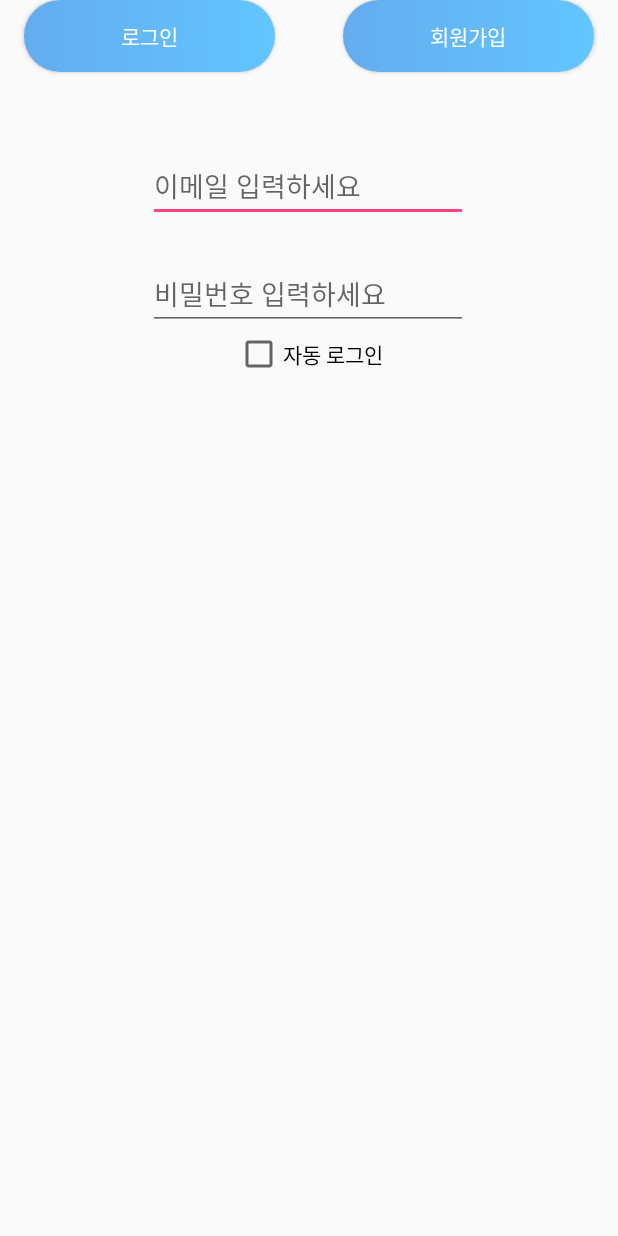
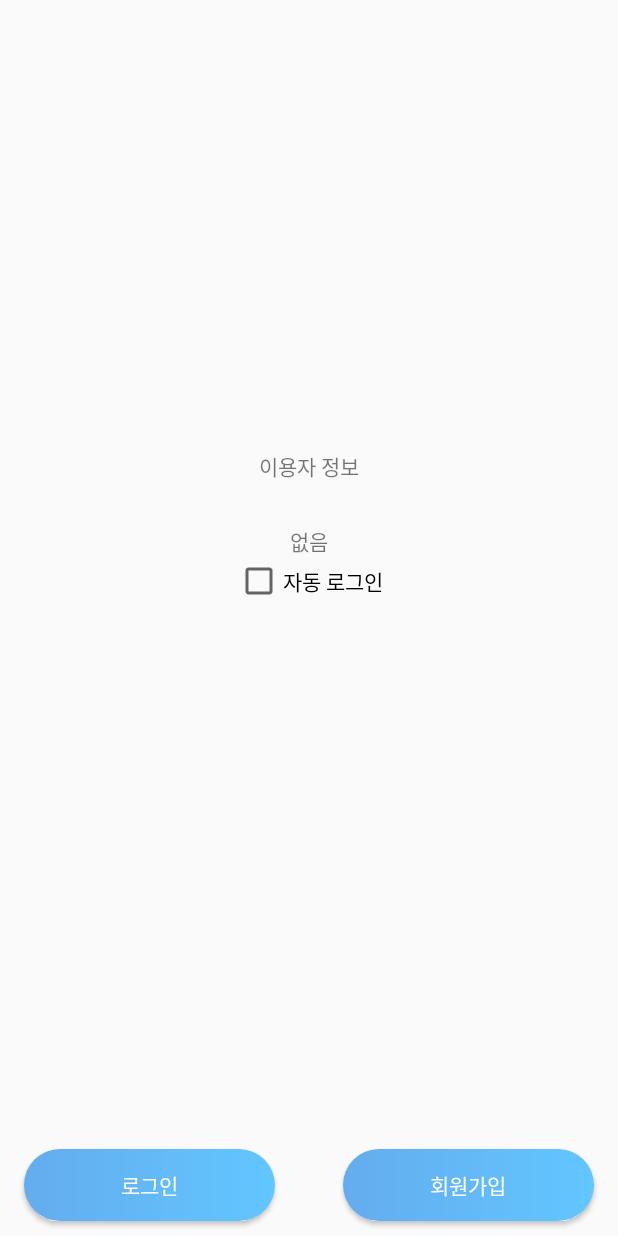
Before and after one commit to nikname39/BleScan, an Android app: the MainActivity2 screen opened directly, with no data from a screen before it, on a phone screen of 412 x 824 dp. Run offline under Robolectric (Android 15) with nearby library versions, the phone set to English and light mode, and no system bars; our stand-ins replace Firebase (no records; nobody signed in at launch, a user with empty details on screens opened directly); 1 statement that could not run was skipped.

```diff
--- a/app/src/main/java/com/minewbeacon/blescan/demo/MainActivity2.java
+++ b/app/src/main/java/com/minewbeacon/blescan/demo/MainActivity2.java
@@ -36,8 +36,12 @@ import com.google.android.gms.tasks.OnCompleteListener;
 import com.google.android.gms.tasks.Task;
 import com.google.firebase.auth.AuthResult;
 import com.google.firebase.auth.FirebaseAuth;
+import com.google.firebase.auth.FirebaseUser;
+import com.google.firebase.database.DataSnapshot;
+import com.google.firebase.database.DatabaseError;
 import com.google.firebase.database.DatabaseReference;
 import com.google.firebase.database.FirebaseDatabase;
+import com.google.firebase.database.ValueEventListener;
 import com.minew.beacon.BeaconValueIndex;
 import com.minew.beacon.BluetoothState;
 import com.minew.beacon.MinewBeacon;
@@ -62,10 +66,13 @@ public class MainActivity2 extends AppCompatActivity {
     private FirebaseAuth mFirebaseAuth;
     private DatabaseReference mDatabaseRef;
     private EditText mEtEmail, mEtPwd;
+    private TextView mUserName;
     private Context mContext;
     private CheckBox mCheckbox;
     private Button mLogin, mRegister;
     private int state;
+
+
 
 
     private MinewBeaconManager mMinewBeaconManager;
@@ -77,9 +84,10 @@ public class MainActivity2 extends AppCompatActivity {
         setContentView(R.layout.activity_main2);
         //MA.finish();
         //Toast.makeText(MainActivity2.this, "블루젠트 이동", Toast.LENGTH_SHORT).show();
+        String androidId = Settings.Secure.getString(this.getContentResolver(), Settings.Secure.ANDROID_ID);
 
-        String androidId = Settings.Secure.getString(this.getContentResolver(), Settings.Secure.ANDROID_ID);
-        Toast.makeText(this, androidId, Toast.LENGTH_SHORT).show();
+
+
 
         ProgressBar progressBar = findViewById(R.id.progressBar);
         progressBar.setIndeterminate(true);
@@ -89,28 +97,19 @@ public class MainActivity2 extends AppCompatActivity {
         mFirebaseAuth = FirebaseAuth.getInstance();
         mDatabaseRef = FirebaseDatabase.getInstance().getReference("bluzent");
 
-        mEtEmail = findViewById(R.id.Lg_email);
-        mEtPwd = findViewById(R.id.Lg_pwd);
+        //mEtEmail = findViewById(R.id.Lg_email);
+        //mEtPwd = findViewById(R.id.Lg_pwd);
         mCheckbox = findViewById(R.id.autoLogin);
         mContext = this;
+        mUserName = findViewById(R.id.userName);
 
-        // 자동로그인 확인
-        boolean check = PreferenceManager.getBoolean(mContext, "checked");
-
-        if (String.valueOf(check).equals("true")) {
-            mCheckbox.setChecked(true);
-            mEtEmail.setText(PreferenceManager.getString(mContext, "ID"));
-            mEtPwd.setText(PreferenceManager.getString(mContext, "PW"));
-        } else {
-            mCheckbox.setChecked(false);
-            mEtEmail.setText("");
-            mEtPwd.setText("");
-        }
 
         //블루투스, 위치권한 체크
         mMinewBeaconManager = MinewBeaconManager.getInstance(this);
         checkBluetooth();
         checkLocationPermition();
+        checkSSAID();
+        checkAutologin();
 
     }
 
@@ -155,10 +154,71 @@ public class MainActivity2 extends AppCompatActivity {
         Intent enableIntent = new Intent(BluetoothAdapter.ACTION_REQUEST_ENABLE);
     }
 
+    // SSAID 정보 가져오기
+    /**
+     * check SSAID state
+     */
+    private void checkSSAID() {
+
+        String androidId = Settings.Secure.getString(this.getContentResolver(), Settings.Secure.ANDROID_ID);
+        mFirebaseAuth = FirebaseAuth.getInstance();
+        mDatabaseRef = FirebaseDatabase.getInstance().getReference("bluzent");
+
+        FirebaseUser firebaseUser = mFirebaseAuth.getCurrentUser();
+
+        UserAccount account = new UserAccount();  //VO
+        account.setIdToken(firebaseUser.getUid());
+        account.setEmailId(firebaseUser.getEmail());
+        account.setAndroid_Id(androidId);
+
+        mDatabaseRef.child("UserAccount").child(androidId).child("name").addValueEventListener(new ValueEventListener() {
+            @Override
+            public void onDataChange(@NonNull DataSnapshot datasnapshot1) {
+                String value1 = datasnapshot1.getValue(String.class);
+
+                if (value1 == null) {
+                    Toast.makeText(MainActivity2.this, "가입 정보가 없습니다. 회원가입 바랍니다.", Toast.LENGTH_SHORT).show();
+                    PreferenceManager.setBoolean(mContext, "checked", false);
+
+                } else {
+                    Toast.makeText(MainActivity2.this, "SSAID 불러오기 성공", Toast.LENGTH_SHORT).show();
+                    mUserName.setText(value1);
+                }
+            }
+            @Override
+            public void onCancelled(@NonNull DatabaseError error) {
+
+            }
+        });
+
+    }
+
+    //자동로그인 설정
+    private  void checkAutologin() {
+        //자동로그인 확인
+
+        Boolean check = PreferenceManager.getBoolean(mContext, "checked");
+        if (check == null) {
+            PreferenceManager.setBoolean(mContext, "checked", false);
+        } else {
+            if (String.valueOf(check).equals("true")) {
+                mCheckbox.setChecked(true);
+                Button mLogin = (Button) findViewById(R.id.btn_login);
+                mLogin.callOnClick();
+
+            } else {
+                mCheckbox.setChecked(false);
+            }
+        }
+
+    }
+
+
 
 
     //로그인 버튼
     public void myListener(View target) {
+        String androidId = Settings.Secure.getString(this.getContentResolver(), Settings.Secure.ANDROID_ID);
 
 //        Toast.makeText(getApplicationContext(), "스캔1.", Toast.LENGTH_SHORT).show();
 //        Button mLogin = (Button) findViewById(R.id.btn_login);
@@ -235,12 +295,13 @@ public class MainActivity2 extends AppCompatActivity {
                     public void run() {
                         Collections.sort(minewBeacons, comp);
                         Log.e("스테이트 상태", state + "");
+                        dialog = new ProgressDialog(MainActivity2.this);
+                        dialog.setProgressStyle(ProgressDialog.STYLE_SPINNER);
+                        dialog.setMessage("비콘 신호를 확인하는 중입니다.");
+                        dialog.show();
 
                         for (MinewBeacon minewBeacon : minewBeacons) {
-                            dialog = new ProgressDialog(MainActivity2.this);
-                            dialog.setProgressStyle(ProgressDialog.STYLE_SPINNER);
-                            dialog.setMessage("로그인 정보를 확인하는 중입니다.");
-                            dialog.show();
+
 
                             String deviceName = minewBeacon.getBeaconValue(BeaconValueIndex.MinewBeaconValueIndex_Name).getStringValue();
                             //String deviceName = "luzent";
@@ -255,41 +316,56 @@ public class MainActivity2 extends AppCompatActivity {
                             if(deviceName.equals(Name)){
                                 //Toast.makeText(getApplicationContext(), "로그인 정보 체크중.", Toast.LENGTH_SHORT).show();
                                 //로그인 정보 체크
-                                String strEmail = mEtEmail.getText().toString();
-                                String strPwd = mEtPwd.getText().toString();
+                                dialog.setMessage("로그인 정보를 확인하는 중입니다.");
+
                                 try {
-                                    mFirebaseAuth.signInWithEmailAndPassword(strEmail, strPwd).addOnCompleteListener(MainActivity2.this, new OnCompleteListener<AuthResult>() {
+                                    mFirebaseAuth = FirebaseAuth.getInstance();
+                                    mDatabaseRef = FirebaseDatabase.getInstance().getReference("bluzent");
+
+                                    FirebaseUser firebaseUser = mFirebaseAuth.getCurrentUser();
+
+                                    UserAccount account = new UserAccount();  //VO
+                                    account.setIdToken(firebaseUser.getUid());
+                                    account.setEmailId(firebaseUser.getEmail());
+                                    account.setAndroid_Id(androidId);
+
+                                    mDatabaseRef.child("UserAccount").child(androidId).child("android_Id").addValueEventListener(new ValueEventListener() {
                                         @Override
-                                        public void onComplete(@NonNull Task<AuthResult> task) {
-                                            if (task.isSuccessful()) {
+                                        public void onDataChange(@NonNull DataSnapshot datasnapshot1) {
+                                            String value1 = datasnapshot1.getValue(String.class);
+
+                                            if (value1 == null){
+                                                PreferenceManager.setBoolean(mContext, "checked", false);
+                                                Toast.makeText(getApplicationContext(), "회원가입 바랍니다.", Toast.LENGTH_SHORT).show();
+                                                mMinewBeaconManager.stopScan();
+                                                ActivityCompat.finishAffinity(MainActivity2.this);
+                                            } else {
+                                                if (value1.equals(androidId)) {
                                                     // 로그인 성공
                                                     Toast.makeText(MainActivity2.this, "로그인 성공", Toast.LENGTH_SHORT).show();
                                                     dialog.dismiss();
 
-                                                String strEmail = mEtEmail.getText().toString();
-                                                String strPwd = mEtPwd.getText().toString();
+                                                    CheckBox Autologin = findViewById(R.id.autoLogin);
 
-                                                CheckBox Autologin = findViewById(R.id.autoLogin);
-                                                boolean checked = Autologin.isChecked();
-                                                if (checked) {
-                                                    PreferenceManager.setString(mContext, "ID", strEmail);
-                                                    PreferenceManager.setString(mContext, "PW", strPwd);
-                                                    PreferenceManager.setBoolean(mContext, "checked", true);
-                                                } else {
-                                                    PreferenceManager.setString(mContext, "ID", "");
-                                                    PreferenceManager.setString(mContext, "PW", "");
-                                                    PreferenceManager.setBoolean(mContext, "checked", false);
-                                                }
                                                     mMinewBeaconManager.stopScan();
                                                     Intent intent = new Intent(getApplicationContext(), attendance.class);
                                                     startActivity(intent);
                                                     finish();
+
                                                 } else {
-                                                Toast.makeText(MainActivity2.this, "로그인 실패", Toast.LENGTH_SHORT).show();
+                                                    Toast.makeText(getApplicationContext(), "정보를 입력해주세요.", Toast.LENGTH_SHORT).show();
                                                     mMinewBeaconManager.stopScan();
                                                 }
                                             }
+
+                                        }
+                                        @Override
+                                        public void onCancelled(@NonNull DatabaseError error) {
+
+                                        }
                                     });
+
+
                                 } catch (Exception e) {
                                     Toast.makeText(getApplicationContext(), "정보를 입력해주세요.", Toast.LENGTH_SHORT).show();
                                     mMinewBeaconManager.stopScan();
@@ -338,33 +414,19 @@ public class MainActivity2 extends AppCompatActivity {
     //회원가입 버튼
     public void myListener2(View target) {
 
-        String strEmail = mEtEmail.getText().toString();
-        String strPwd = mEtPwd.getText().toString();
-
         CheckBox Autologin = findViewById(R.id.autoLogin);
-        Autologin.setOnClickListener(new View.OnClickListener() {
-
-            @Override
-            public void onClick(View view) {
-                boolean checked = ((CheckBox) view).isChecked();
+        Boolean checked = ((CheckBox) target).isChecked();
 
         if (checked) {
-                    Toast.makeText(getApplicationContext(), String.valueOf(checked), Toast.LENGTH_SHORT).show();
-                    PreferenceManager.setString(mContext, "ID", strEmail);
-                    PreferenceManager.setString(mContext, "PW", strPwd);
+            Toast.makeText(getApplicationContext(), "자동로그인이 설정되었습니다.", Toast.LENGTH_SHORT).show();
             PreferenceManager.setBoolean(mContext, "checked", true);
 
         } else {
-                    Toast.makeText(getApplicationContext(), String.valueOf(checked), Toast.LENGTH_SHORT).show();
-                    PreferenceManager.setString(mContext, "ID", "");
-                    PreferenceManager.setString(mContext, "PW", "");
+            Toast.makeText(getApplicationContext(), "자동로그인이 해제되었습니다.", Toast.LENGTH_SHORT).show();
             PreferenceManager.setBoolean(mContext, "checked", false);
         }
     }
 
-        });
-
-    }
 
     public void myListener3(View target) {
         Intent intent = new Intent(getApplicationContext(), Register.class);
@@ -383,4 +445,5 @@ public class MainActivity2 extends AppCompatActivity {
 
 
 
+
 }
--- a/app/src/main/res/layout/activity_main2.xml
+++ b/app/src/main/res/layout/activity_main2.xml
@@ -9,7 +9,7 @@
     tools:context="com.minewbeacon.blescan.demo.MainActivity2">
 
 
-
+<!--
     <EditText
         android:id="@+id/Lg_email"
         android:layout_width="wrap_content"
@@ -35,50 +35,51 @@
         android:hint="비밀번호 입력하세요"
         android:inputType="textPassword"
         android:text=""
-
         app:layout_constraintEnd_toEndOf="parent"
         app:layout_constraintHorizontal_bias="0.497"
         app:layout_constraintStart_toStartOf="parent"
         app:layout_constraintTop_toTopOf="parent" />
 
+        -->
+
     <CheckBox
         android:id="@+id/autoLogin"
         android:layout_width="wrap_content"
         android:layout_height="wrap_content"
-        android:layout_below="@+id/Lg_pwd"
+        android:layout_below="@+id/userName"
         android:layout_centerHorizontal="true"
         android:text="자동 로그인"
         android:onClick="myListener2"
         app:layout_constraintEnd_toEndOf="parent"
         app:layout_constraintStart_toStartOf="parent"
-        app:layout_constraintTop_toBottomOf="@+id/Lg_pwd" />
+        app:layout_constraintTop_toBottomOf="@+id/userName" />
 
     <Button
         android:id="@+id/btn_login"
         android:layout_width="167dp"
         android:layout_height="wrap_content"
         android:layout_marginStart="16dp"
+        android:layout_marginBottom="10dp"
         android:background="@drawable/rectangle_2"
         android:onClick="myListener"
         android:text="로그인"
-        android:layout_marginBottom="30dp"
         android:textColor="#ffffff"
-        app:layout_constraintStart_toStartOf="parent"
-        tools:layout_editor_absoluteY="667dp" />
+        app:layout_constraintBottom_toBottomOf="parent"
+        app:layout_constraintStart_toStartOf="parent" />
 
     <Button
         android:id="@+id/btn_register"
         android:layout_width="167dp"
         android:layout_height="wrap_content"
         android:layout_marginEnd="16dp"
+        android:layout_marginBottom="10dp"
         android:background="@drawable/rectangle_2"
         android:onClick="myListener3"
 
         android:text="회원가입"
-        android:layout_marginBottom="30dp"
         android:textColor="#ffffff"
-        app:layout_constraintEnd_toEndOf="parent"
-        tools:layout_editor_absoluteY="667dp" />
+        app:layout_constraintBottom_toBottomOf="parent"
+        app:layout_constraintEnd_toEndOf="parent" />
 
     <ProgressBar
         android:id="@+id/progressBar"
@@ -89,5 +90,25 @@
         tools:layout_editor_absoluteX="170dp"
         tools:layout_editor_absoluteY="337dp" />
 
+    <TextView
+        android:id="@+id/textView"
+        android:layout_width="wrap_content"
+        android:layout_height="wrap_content"
+        android:layout_marginTop="300dp"
+        android:text="이용자 정보"
+        app:layout_constraintEnd_toEndOf="parent"
+        app:layout_constraintStart_toStartOf="parent"
+        app:layout_constraintTop_toTopOf="parent" />
+
+    <TextView
+        android:id="@+id/userName"
+        android:layout_width="wrap_content"
+        android:layout_height="wrap_content"
+        android:layout_marginTop="350dp"
+        android:text="없음"
+        app:layout_constraintEnd_toEndOf="parent"
+        app:layout_constraintStart_toStartOf="parent"
+        app:layout_constraintTop_toTopOf="parent" />
+
 
 </androidx.constraintlayout.widget.ConstraintLayout>
--- a/app/src/main/res/layout/activity_register.xml
+++ b/app/src/main/res/layout/activity_register.xml
@@ -32,7 +32,7 @@
         app:layout_constraintStart_toStartOf="parent"
         app:layout_constraintTop_toTopOf="parent" />
 
-    <EditText
+    <!--<EditText
         android:id="@+id/et_pwd"
         android:layout_width="343dp"
         android:layout_height="52dp"
@@ -46,6 +46,7 @@
         app:layout_constraintHorizontal_bias="0.497"
         app:layout_constraintStart_toStartOf="parent"
         app:layout_constraintTop_toTopOf="parent" />
+        -->
 
     <EditText
         android:id="@+id/et_name"
```
Also changed, not shown: app/src/main/java/com/minewbeacon/blescan/demo/Register.java (+52 -13 lines). Lines whose indentation alone changed are shown as unchanged.
